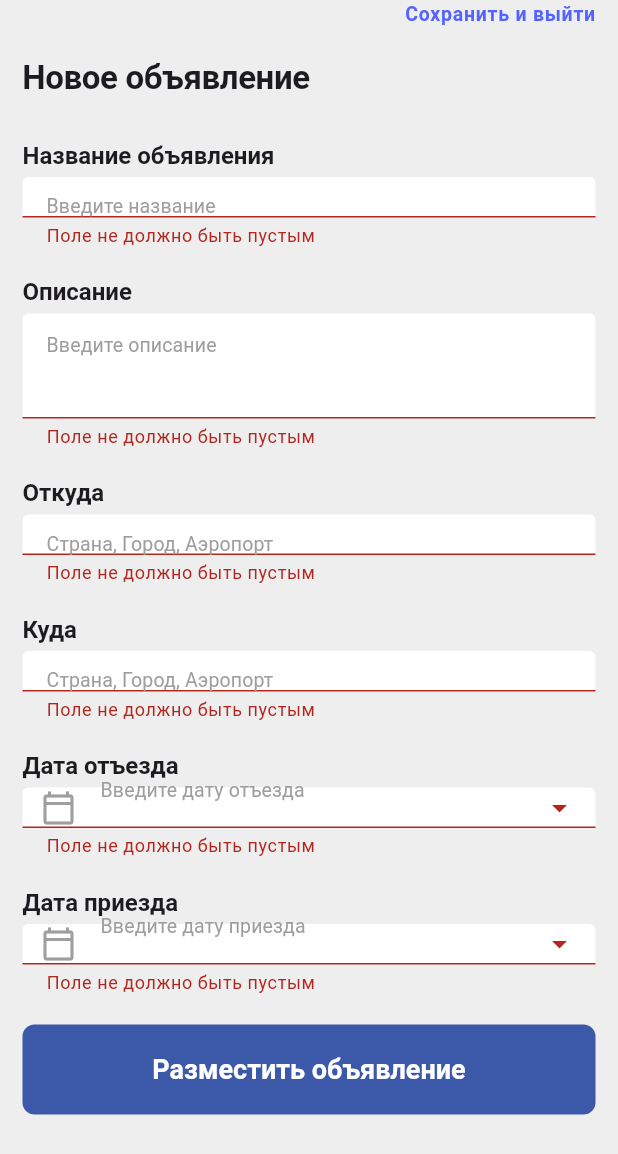
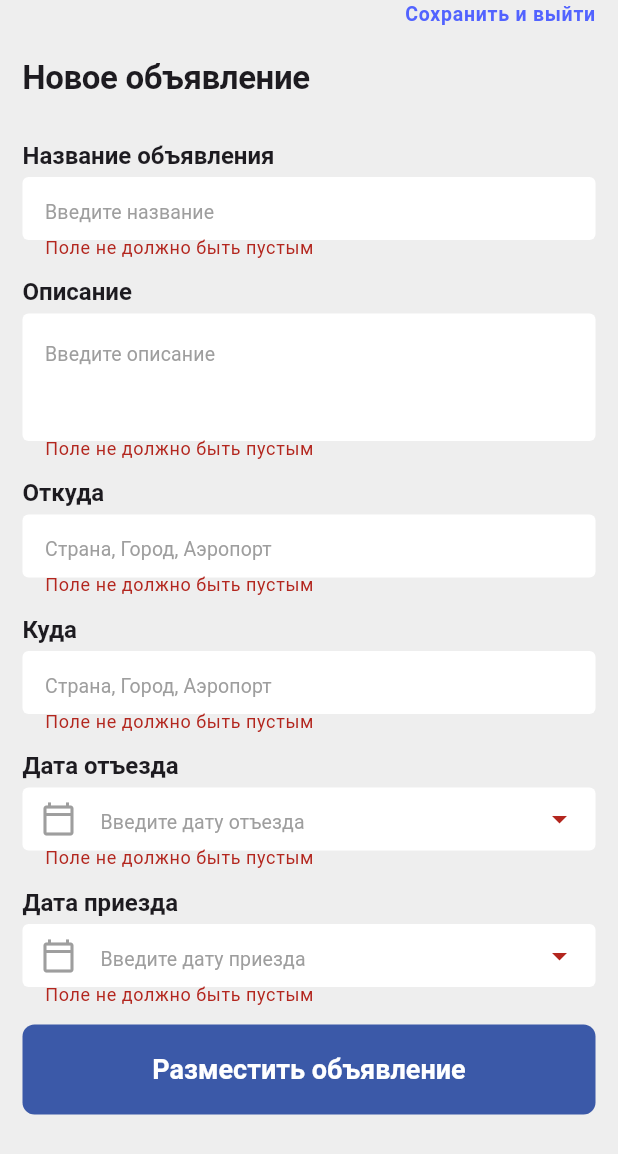
Before and after one commit to wlqoh/test_app, a Flutter app: the AddTilePage screen opened directly, after a tap on "Разместить объявление", on a phone screen of 412 x 824 dp. Shown: the top 1154 px of the screen. Run offline on Flutter 3.47's test engine with Material 3 defaults, Android fonts, the phone set to English and light mode, and no system bars; our stand-ins replace flutter_bloc, hive_flutter, mask_text_input_formatter; accounts and stored records are empty.

Commit message:
some changes

```diff
--- a/lib/main.dart
+++ b/lib/main.dart
@@ -1,6 +1,6 @@
+import 'package:auth_task/auth/pages/number_name.dart';
 import 'package:auth_task/database/hive_db.dart';
 import 'package:auth_task/main/cubit/tile_cubit.dart';
-import 'package:auth_task/main/pages/tiles.dart';
 import 'package:auth_task/models/tile.dart';
 import 'package:auth_task/utils/theme.dart';
 import 'package:flutter/material.dart';
@@ -30,7 +30,7 @@ class MyApp extends StatelessWidget {
       child: MaterialApp(
         debugShowCheckedModeBanner: false,
         theme: basicTheme(),
-        home: const TilesPage(),
+        home: const AuthWithNumber(),
       ),
     );
   }
--- a/lib/main/pages/add_tile.dart
+++ b/lib/main/pages/add_tile.dart
@@ -63,7 +63,6 @@ class _AddTilePageState extends State<AddTilePage> {
       backgroundColor: Colors.grey.shade200,
       body: SafeArea(
         child: ListView(
-          physics: const NeverScrollableScrollPhysics(),
           children: [
             Padding(
               padding: const EdgeInsets.symmetric(horizontal: 15),
--- a/lib/widgets/add_tile_text_field.dart
+++ b/lib/widgets/add_tile_text_field.dart
@@ -43,6 +43,7 @@ class AddTileTextField extends StatelessWidget {
             suffixIcon: suffixIcon,
             filled: true,
             fillColor: Colors.white,
+            contentPadding: const EdgeInsets.only(left: 11, right: 3, top: 14, bottom: 14),
             enabledBorder: OutlineInputBorder(
               borderSide: const BorderSide(color: Colors.transparent),
               borderRadius: BorderRadius.circular(8),
@@ -51,6 +52,13 @@ class AddTileTextField extends StatelessWidget {
               borderSide: const BorderSide(color: Colors.transparent),
               borderRadius: BorderRadius.circular(8),
             ),
+            errorStyle: const TextStyle(height: 0.1),
+            errorBorder: const OutlineInputBorder(
+              borderSide: BorderSide(
+                color: Colors.transparent,
+                width: 0,
+              ),
+            ),
             hintText: hintText,
             hintStyle: Theme.of(context).textTheme.titleSmall),
       ),
```
Also changed, not shown: lib/auth/pages/number_name.dart (+6 -4 lines), pubspec.lock, 1 other file.
